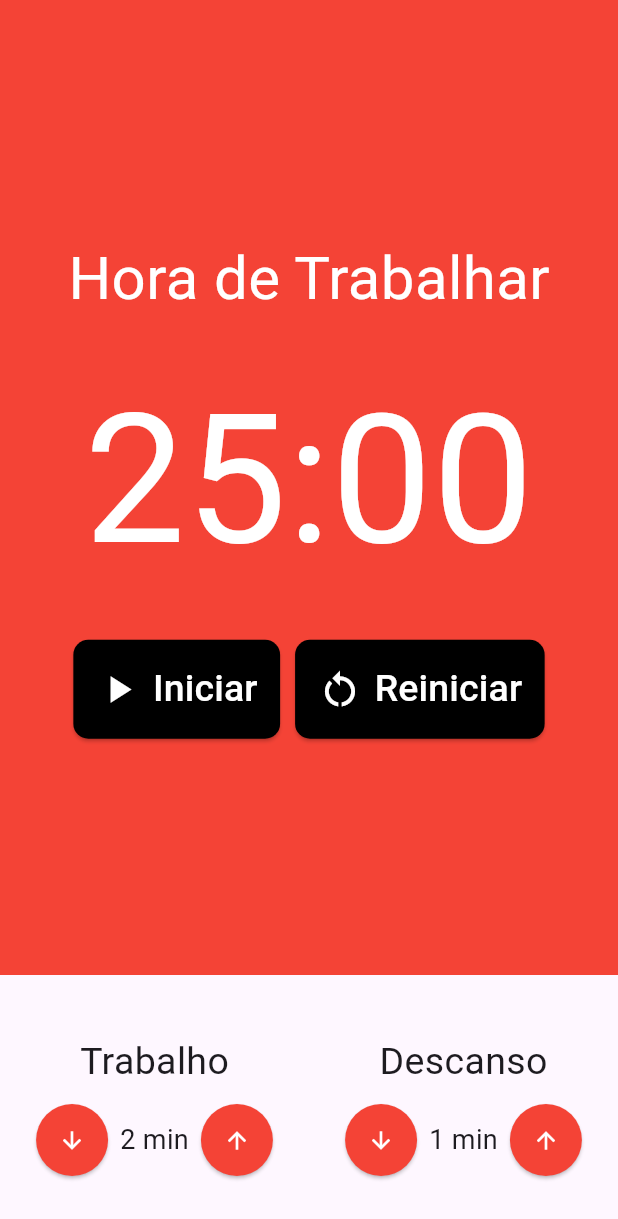
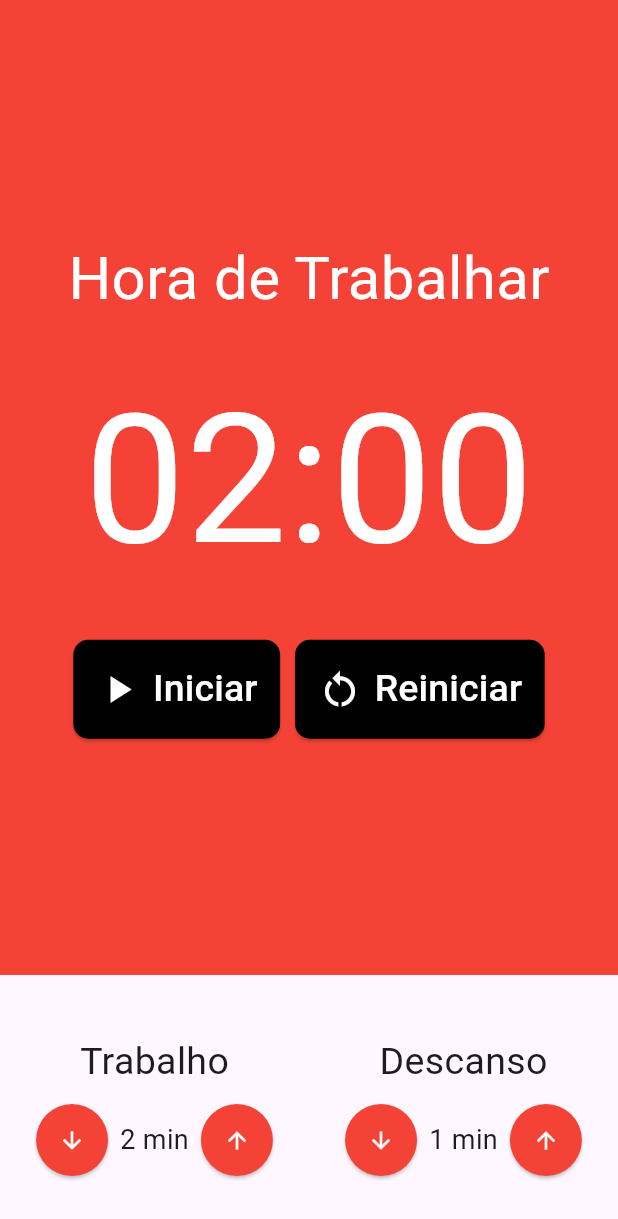
Before and after one commit to Otavio-f7/pomodoro, a Flutter app: the screen it shows after launch, on a phone screen of 412 x 824 dp. Shown: the top 1219 px of the screen. Run offline on Flutter 3.47's test engine with Material 3 defaults, Android fonts, the phone set to English and light mode, and no system bars; our stand-ins replace flutter_mobx, mobx; generated files the repository leaves out were written again.

Commit message:
star and stop

```diff
--- a/lib/components/Cronometro.dart
+++ b/lib/components/Cronometro.dart
@@ -1,11 +1,15 @@
 import 'package:flutter/material.dart';
+import 'package:flutter_mobx/flutter_mobx.dart';
 import 'package:pomodoro/components/CronometroBotao.dart';
+import 'package:pomodoro/store/pomodoro.store.dart';
+import 'package:provider/provider.dart';
 
 class Cronometro extends StatelessWidget {
   const Cronometro({super.key});
 
   @override
   Widget build(BuildContext context) {
+    final store = Provider.of<PomodoroStore>(context);
     return Container(
       color: Colors.red,
       child: Column(
@@ -20,29 +24,35 @@ class Cronometro extends StatelessWidget {
             ),
           ),
           Text(
-            '25:00',
+            '${store.minutos.toString().padLeft(2,'0')}:${store.segunddos.toString().padLeft(2,'0')}',
             style: TextStyle(
               fontSize: 120,
               color: Colors.white
             ),
           ),
-          Row(
+          Observer(
+            builder: (_)=> Row(
               mainAxisAlignment: MainAxisAlignment.center,
               spacing: 10,
               children: [
-              Cronometrobotao(
+                !store.iniciado
+                ? Cronometrobotao(
                   text: 'Iniciar',
-                icone: Icons.play_arrow
+                  icone: Icons.play_arrow,
+                  click: store.inciar,
+                )
+                : Cronometrobotao(
+                  text: 'Parar',
+                  icone: Icons.stop_circle,
+                  click: store.parar,
                 ),
-              // Cronometrobotao(
-              //   text: 'Parar',
-              //   icone: Icons.stop_circle
-              // ),
                 Cronometrobotao(
                   text: 'Reiniciar',
-                icone: Icons.restart_alt
+                  icone: Icons.restart_alt,
+                  click: store.reiniciar,
                 )
               ],
+            )
           )
         ],
       ),
--- a/lib/components/CronometroBotao.dart
+++ b/lib/components/CronometroBotao.dart
@@ -3,12 +3,13 @@ import 'package:flutter/material.dart';
 class Cronometrobotao extends StatelessWidget {
   final String text;
   final IconData icone;
-  const Cronometrobotao({super.key, required this.text, required this.icone});
+  final void Function()? click;
+  const Cronometrobotao({super.key, required this.text, required this.icone, this.click});
 
   @override
   Widget build(BuildContext context) {
     return ElevatedButton.icon(
-      onPressed: (){},
+      onPressed: click,
       icon: Icon(icone),
       label: Text(
         text,
```
Also changed, not shown: lib/store/pomodoro.store.dart (+22 -0 lines), lib/store/pomodoro.store.g.dart. Lines whose indentation alone changed are shown as unchanged.
